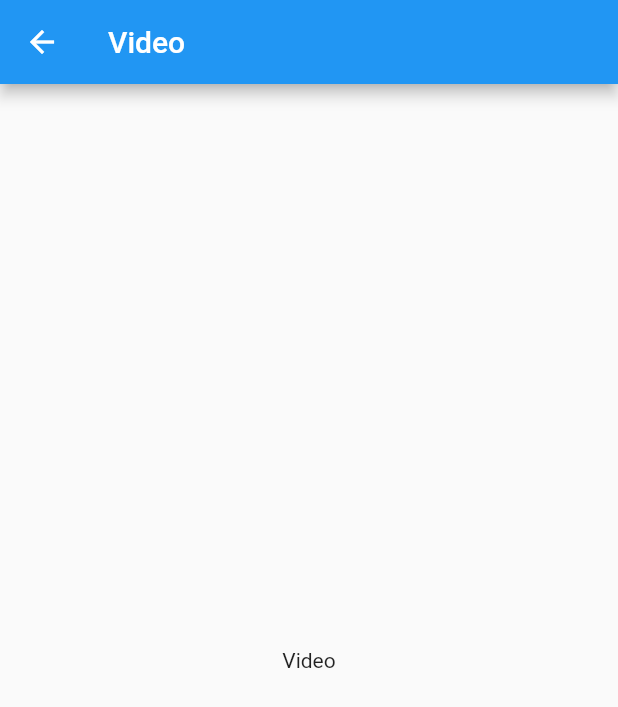
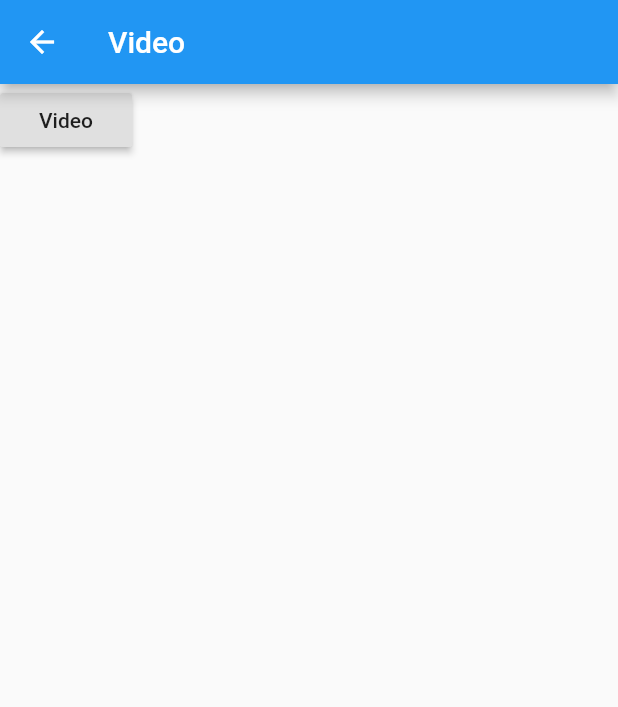
Before and after one commit to sayandas1/btp-app, a Flutter app: the screen it shows after launch, after a tap on "Video", on a phone screen of 412 x 824 dp. Shown: the top 707 px of the screen. Run offline on Flutter 3.47's test engine with Material 2 defaults, Android fonts, the phone set to English and light mode, and no system bars; our stand-ins replace image_picker, video_player; missing offline and left inert: tflite.

Commit message:
Added video player package

```diff
--- a/lib/home_page.dart
+++ b/lib/home_page.dart
@@ -29,7 +29,7 @@ class _MyHomePageState extends State<MyHomePage> {
             RaisedButton(
               onPressed: () {
                 Navigator.push(context,
-                    MaterialPageRoute(builder: (context) => VideoPage()));
+                    MaterialPageRoute(builder: (context) => VideoPlayerScreen()));
               },
               child: Text('Video'),
             ),
--- a/lib/video_page.dart
+++ b/lib/video_page.dart
@@ -1,20 +1,116 @@
 import 'package:flutter/material.dart';
+import 'dart:async';
+import 'dart:io';
 
-class VideoPage extends StatefulWidget {
+import 'package:image_picker/image_picker.dart';
+import 'package:video_player/video_player.dart';
+
+class VideoPlayerScreen extends StatefulWidget {
+  VideoPlayerScreen({Key key}) : super(key: key);
+
   @override
-  _VideoPageState createState() => _VideoPageState();
+  _VideoPlayerScreenState createState() => _VideoPlayerScreenState();
 }
 
-class _VideoPageState extends State<VideoPage> {
+class _VideoPlayerScreenState extends State<VideoPlayerScreen> {
+  VideoPlayerController _controller;
+  Future<void> _initializeVideoPlayerFuture;
+
+  File videoFile;
+
+  @override
+  void initState() {
+    // Create and store the VideoPlayerController. The VideoPlayerController
+    // offers several different constructors to play videos from assets, files,
+    super.initState();
+  }
+
+  @override
+  void dispose() {
+    // Ensure disposing of the VideoPlayerController to free up resources.
+    _controller.dispose();
+
+    super.dispose();
+  }
+
   @override
   Widget build(BuildContext context) {
     return Scaffold(
       appBar: AppBar(
         title: Text('Video'),
       ),
-      body: Center(
-        child: Text('Video'),
+      // Use a FutureBuilder to display a loading spinner while waiting for the
+      // VideoPlayerController to finish initializing.
+      body: Column(
+        children: <Widget>[
+          Visibility(
+            visible: _controller != null,
+            child: FutureBuilder(
+              future: _initializeVideoPlayerFuture,
+              builder: (context, snapshot) {
+                if (snapshot.connectionState == ConnectionState.done) {
+                  // If the VideoPlayerController has finished initialization, use
+                  // the data it provides to limit the aspect ratio of the video.
+                  return AspectRatio(
+                    aspectRatio: _controller.value.aspectRatio,
+                    // Use the VideoPlayer widget to display the video.
+                    child: VideoPlayer(_controller),
+                  );
+                } else {
+                  // If the VideoPlayerController is still initializing, show a
+                  // loading spinner.
+                  return Center(child: CircularProgressIndicator());
+                }
+              },
+            ),
+          ),
+          RaisedButton(
+            child: Text("Video"),
+            onPressed: () {
+              getVideo();
+            },
+          ),
+        ],
       ),
+      floatingActionButton: _controller == null
+          ? null
+          : FloatingActionButton(
+              onPressed: () {
+                // Wrap the play or pause in a call to `setState`. This ensures the
+                // correct icon is shown.
+                setState(() {
+                  // If the video is playing, pause it.
+                  if (_controller.value.isPlaying) {
+                    _controller.pause();
+                  } else {
+                    // If the video is paused, play it.
+                    _controller.play();
+                  }
+                });
+              },
+              // Display the correct icon depending on the state of the player.
+              child: Icon(
+                _controller.value.isPlaying ? Icons.pause : Icons.play_arrow,
+              ),
+            ), // This trailing comma makes auto-formatting nicer for build methods.
     );
   }
+
+  Future getVideo() async {
+    final _picker = ImagePicker();
+
+    Future<PickedFile> _videoFile =
+        _picker.getVideo(source: ImageSource.gallery);
+    _videoFile.then((file) async {
+      setState(() {
+        _controller = VideoPlayerController.file(File(file.path));
+
+        // Initialize the controller and store the Future for later use.
+        _initializeVideoPlayerFuture = _controller.initialize();
+
+        // Use the controller to loop the video.
+        _controller.setLooping(true);
+      });
+    });
+  }
 }
--- a/pubspec.yaml
+++ b/pubspec.yaml
@@ -28,7 +28,7 @@ dependencies:
   flutter_image_compress: ^0.7.0
   tflite: ^1.1.1
   firebase_ml_vision: ^0.9.9
-
+  video_player: ^1.0.1
 
   # The following adds the Cupertino Icons font to your application.
   # Use with the CupertinoIcons class for iOS style icons.
```
Also changed, not shown: pubspec.lock (deleted), 2 other files.
